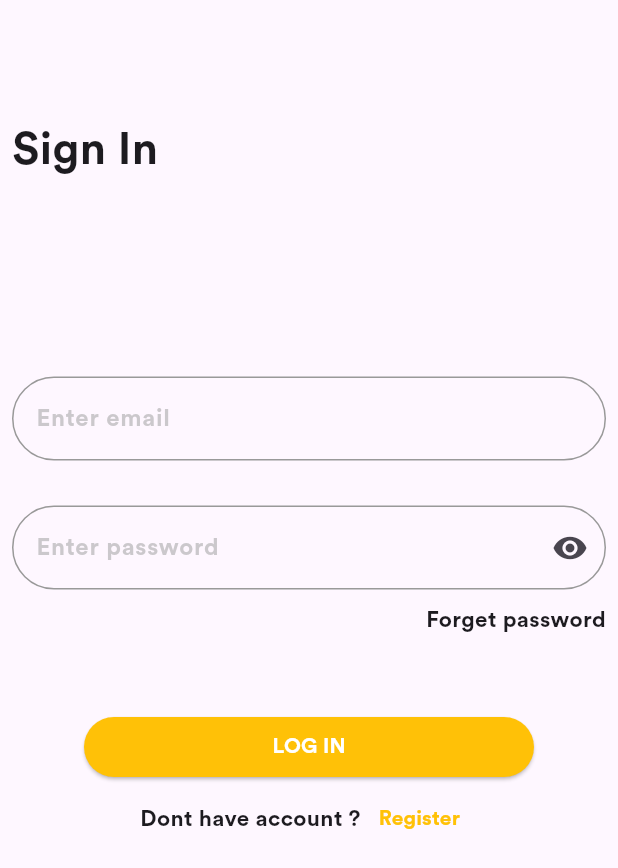
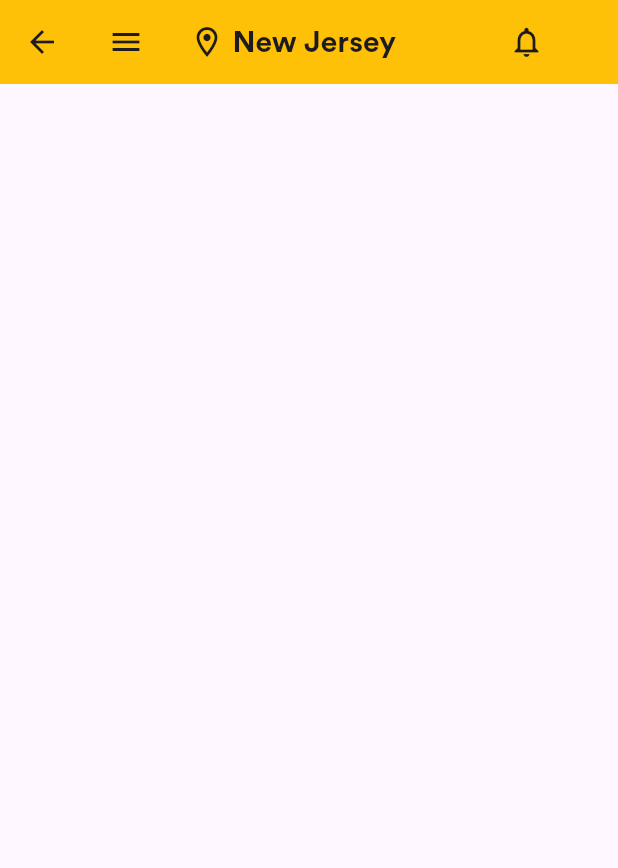
Before and after one commit to Azeemmtk/ALIF_ELECTRONICS, a Flutter app: the screen it shows after launch, after a tap on "LOG IN", on a phone screen of 412 x 824 dp. Shown: the top 868 px of the screen. Run offline on Flutter 3.47's test engine with Material 3 defaults, Android fonts, the phone set to English and light mode, and no system bars.

```diff
--- a/lib/module/auth/customer_reistration.dart
+++ b/lib/module/auth/customer_reistration.dart
@@ -71,7 +71,9 @@ class Customer_reg extends StatelessWidget {
               const SizedBox(height: 20,),
               Center(
                 child: SizedBox(width: 300,
-                    child: custom_button()),
+                    child: custom_button(onpress: () {
+
+                    },txt: "SIGN UP",)),
               )
             ],
           ),
--- /dev/null
+++ b/lib/module/auth/home_page.dart
@@ -0,0 +1,25 @@
+import 'package:flutter/material.dart';
+
+class homepage extends StatelessWidget {
+  const homepage({super.key});
+
+  @override
+  Widget build(BuildContext context) {
+    return Scaffold(
+      appBar: AppBar(
+        backgroundColor: Colors.amber,
+        title: const Row(
+          children: [
+            Icon(Icons.menu_outlined),
+            SizedBox(width: 30,),
+            Icon(Icons.location_on_outlined),
+            SizedBox(width: 5,),
+            Text("New Jersey",style: TextStyle(fontSize: 20),),
+            SizedBox(width: 75,),
+            Icon((Icons.notifications_none))
+          ],
+        ),
+      ),
+    );
+  }
+}
--- a/lib/module/auth/login_page.dart
+++ b/lib/module/auth/login_page.dart
@@ -1,6 +1,7 @@
 import 'dart:ui';
 
 import 'package:alif_electronics/module/auth/customer_reistration.dart';
+import 'package:alif_electronics/module/auth/home_page.dart';
 import 'package:flutter/cupertino.dart';
 import 'package:flutter/material.dart';
 import 'package:flutter/painting.dart';
@@ -27,7 +28,7 @@ class loginpage extends StatelessWidget {
           const SizedBox(
             height: 70,
           ),
-           const Text(
+          const Text(
             "Sign In",
             style: TextStyle(fontFamily: 'circular_bold', fontSize: 30),
           ),
@@ -49,23 +50,33 @@ class loginpage extends StatelessWidget {
             hintText: "Enter password",
           ),
           const SizedBox(
-            height: 10,
+            height: 0,
           ),
-          const Align(
-            alignment: Alignment.centerRight,
-            child: Text(
-              "Forget password",
-              style: TextStyle(fontFamily: 'circular_bold', fontSize: 15),
-              textAlign: TextAlign.left,
-            ),
-          ),
+          Align(
+              alignment: Alignment.centerRight,
+              child: TextButton(
+                onPressed: () {},
+                child: const Text(
+                  "Forget password",
+                  style: TextStyle(fontFamily: 'circular_bold',color: Colors.amber, fontSize: 15),
+                  textAlign: TextAlign.left,
+                ),
+              )),
           const SizedBox(
             height: 50,
           ),
-          const Center(
+          Center(
             child: SizedBox(
               width: 300,
-              child: custom_button(),
+              child: custom_button(
+                onpress: () {
+                  Navigator.push(
+                      context,
+                      MaterialPageRoute(
+                          builder: (context) => homepage()));;
+                },
+                txt: "LOG IN",
+              ),
             ),
           ),
           Row(
@@ -79,7 +90,10 @@ class loginpage extends StatelessWidget {
               ),
               TextButton(
                   onPressed: () {
-                    Navigator.push(context, MaterialPageRoute(builder: (context) =>  Customer_reg())  );
+                    Navigator.push(
+                        context,
+                        MaterialPageRoute(
+                            builder: (context) => Customer_reg()));
                   },
                   child: const Text("Register",
                       style: TextStyle(color: Colors.amber)))
--- a/lib/widgets/custom_button.dart
+++ b/lib/widgets/custom_button.dart
@@ -4,15 +4,19 @@ import 'package:flutter/material.dart';
 class custom_button extends StatelessWidget {
   const custom_button({
     super.key,
+    required this.txt,
+    required this.onpress,
   });
+
+  final String txt;
+  final VoidCallback onpress;
 
   @override
   Widget build(BuildContext context) {
     return ElevatedButton(
-      onPressed: () {},
+      onPressed: onpress,
       style: ElevatedButton.styleFrom(backgroundColor: Colors.amber),
-      child:
-      const Text("LOG IN", style: TextStyle(color: Colors.white)),
+      child:  Text(txt, style: TextStyle(color: Colors.white)),
     );
   }
 }
```
